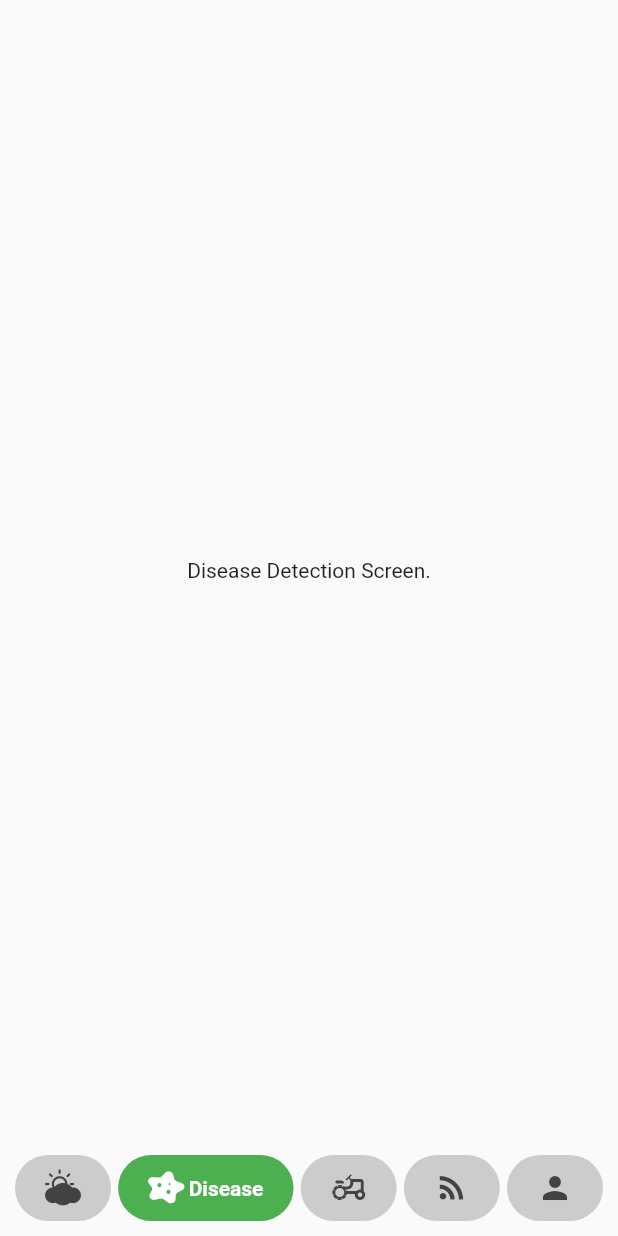
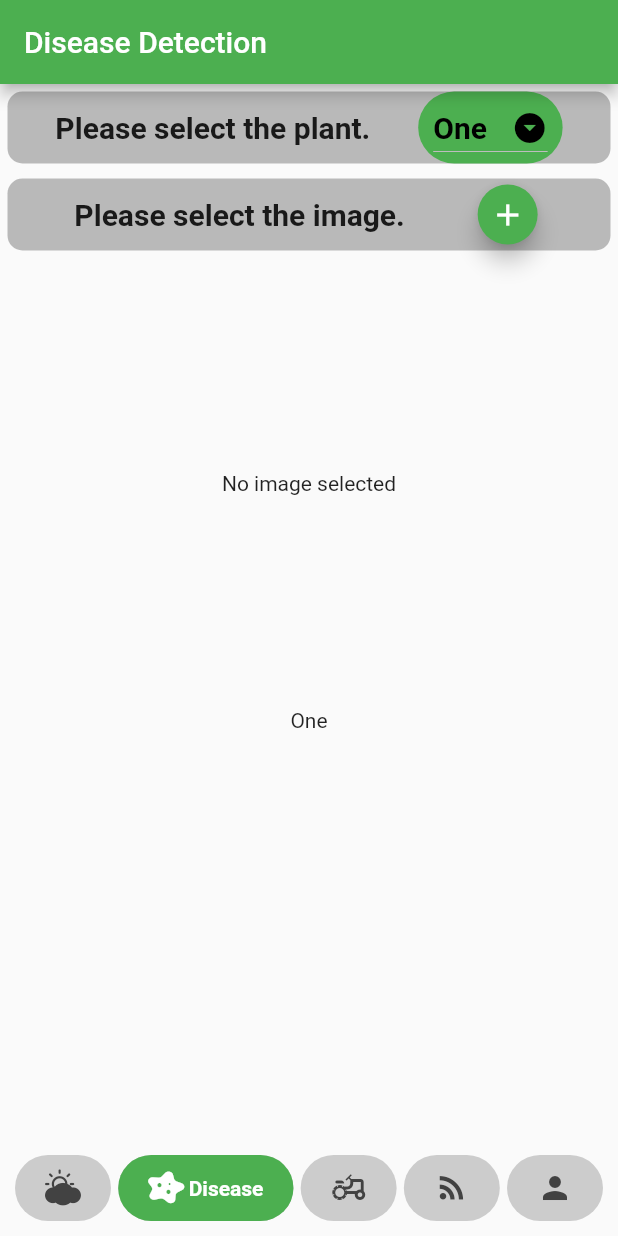
Before and after one commit to rohitsoniinfo/agro-tech, a Flutter app: the screen it shows after launch, item 2 of the bottom bar chosen, on a phone screen of 412 x 824 dp. Run offline on Flutter 3.47's test engine with Material 2 defaults, Android fonts, the phone set to English and light mode, and no system bars; drawn by our look-alikes of google_nav_bar; our stand-ins replace image_picker.

Commit message:
disease screen ui created.

```diff
--- a/app/lib/Screens/diseaseDetection.dart
+++ b/app/lib/Screens/diseaseDetection.dart
@@ -1,19 +1,176 @@
 import 'package:flutter/material.dart';
+import 'package:flutter/services.dart';
+import 'package:image_picker/image_picker.dart';
+import 'dart:io';
+
 class diseaseDetection extends StatefulWidget {
   const diseaseDetection({Key? key}) : super(key: key);
-
   @override
   State<diseaseDetection> createState() => _diseaseDetectionState();
 }
-
+const List<String> list = <String>['One', 'Two', 'Three', 'Four'];
 class _diseaseDetectionState extends State<diseaseDetection> {
   @override
+  String dropdownValue = list.first;
+  String pathValue='';
+  File? image;
+  Future pickImage(ImageSource source) async {
+    try {
+      final image = await ImagePicker().pickImage(source: source);
+      if(image == null) return;
+      final imageTemp = File(image.path);
+      setState(() {
+        this.image = imageTemp;
+        //print(imageTemp);
+      });
+    } on PlatformException catch(e) {
+      print('Failed to pick image: $e');
+    }
+  }
+
   Widget build(BuildContext context) {
-    return Container(
-      child: Center(
-        child: Text(
-          'Disease Detection Screen.',
+    return Scaffold(
+      appBar: AppBar(
+        backgroundColor: Colors.green,
+        title: Text(
+          'Disease Detection',
         ),
+      ),
+      body: Column(
+        children: [
+          Container(
+            margin: EdgeInsets.all(5),
+            decoration: BoxDecoration(
+              shape: BoxShape.rectangle,
+              borderRadius: BorderRadius.circular(10),
+              color: Colors.black26,
+            ),
+            child: Row(
+              mainAxisAlignment: MainAxisAlignment.spaceEvenly,
+              children: [
+                Text(
+                  'Please select the plant.',
+                  style: TextStyle(fontSize: 20, fontWeight: FontWeight.bold),
+                ),
+                Container(
+                  decoration: BoxDecoration(
+                    color: Colors.green,
+                    borderRadius: BorderRadius.circular(50),
+                  ),
+                  child: Padding(
+                    padding: const EdgeInsets.fromLTRB(10, 0, 10, 0),
+                    child: DropdownButton<String>(
+                      value: dropdownValue,
+                      //isExpanded: true,
+                      icon: const Icon(Icons.arrow_drop_down_circle,color: Colors.black,),
+                      elevation: 16,
+                      style: const TextStyle(
+                        fontWeight: FontWeight.bold,
+                          color: Colors.black,
+                        fontSize: 20,
+                      ),
+                      // underline: Container(
+                      //   height: 1,
+                      //   color: Colors.black,
+                      // ),
+                      onChanged: (String? value) {
+                        // This is called when the user selects an item.
+                        setState(() {
+                          dropdownValue = value!;
+                          print(dropdownValue);
+                        });
+                      },
+                      items: list.map<DropdownMenuItem<String>>((String value) {
+                        return DropdownMenuItem<String>(
+                          value: value,
+                          child: Text(value),
+                        );
+                      }).toList(),
+                    ),
+                  ),
+                ),
+              ],
+            ),
+          ),
+          Container(
+            margin: EdgeInsets.all(5),
+            decoration: BoxDecoration(
+              shape: BoxShape.rectangle,
+              borderRadius: BorderRadius.circular(10),
+              color: Colors.black26,
+            ),
+            child: Row(
+              mainAxisAlignment: MainAxisAlignment.spaceEvenly,
+              children: [
+                Text(
+                  'Please select the image.',
+                  style: TextStyle(fontSize: 20, fontWeight: FontWeight.bold),
+                ),
+                FloatingActionButton(
+                  mini: true,
+                  backgroundColor: Colors.green,
+                  onPressed: () {
+                    showModalBottomSheet(
+                      context: context,
+                      builder: (context) {
+                        return Column(
+                          mainAxisSize: MainAxisSize.min,
+                          children: <Widget>[
+                            ListTile(
+                              leading: Icon(Icons.photo_library),
+                              title: Text('Pick from gallery'),
+                              onTap: () {
+                                pickImage(ImageSource.gallery);
+                                pathValue=image!.path;
+                                Navigator.pop(context);
+                              },
+                            ),
+                            ListTile(
+                              leading: Icon(Icons.photo_camera),
+                              title: Text('Take a picture'),
+                              onTap: () {
+                                pickImage(ImageSource.camera);
+                                pathValue=image!.path;
+                                Navigator.pop(context);
+                              },
+                            ),
+                          ],
+                        );
+                      },
+                    );
+                  },
+                  child: Icon(Icons.add),
+                ),
+              ],
+            ),
+          ),
+          Container(
+            width: 500,
+            height: 300,
+            child: Center(
+              child: image == null
+                  ? Text('No image selected')
+                  : Container(
+                decoration: BoxDecoration(
+                    image: DecorationImage(
+                        image:FileImage(
+                            File(
+                              image!.path,
+                            )
+                        )
+                    )
+                ),
+              ),
+              // Image(
+              //   image: FileImage(
+              //       File(pickedFile!.path)
+              //   ),
+              // ),
+            ),
+          ),
+          Text(dropdownValue),
+          Text(pathValue),
+        ],
       ),
     );
   }
--- a/app/lib/Screens/weatherScreen.dart
+++ b/app/lib/Screens/weatherScreen.dart
@@ -1,11 +1,9 @@
 import 'package:flutter/material.dart';
 class weatherScreen extends StatefulWidget {
   const weatherScreen({Key? key}) : super(key: key);
-
   @override
   State<weatherScreen> createState() => _weatherScreenState();
 }
-
 class _weatherScreenState extends State<weatherScreen> {
   @override
   Widget build(BuildContext context) {
--- a/app/lib/main.dart
+++ b/app/lib/main.dart
@@ -3,6 +3,7 @@ import 'package:flutter/material.dart';
 import 'package:app/Components/bottomNavigationBar.dart';
 import 'package:app/Screens/marketplace.dart';
 import 'package:app/Screens/AlllScreens.dart';
+
 void main() {
   runApp(MyApp());
 }
--- a/app/pubspec.yaml
+++ b/app/pubspec.yaml
@@ -37,6 +37,7 @@ dependencies:
   # Use with the CupertinoIcons class for iOS style icons.
   cupertino_icons: ^1.0.2
   google_nav_bar: ^5.0.6
+  image_picker: ^0.8.7
 
 dev_dependencies:
   flutter_test:
```
Also changed, not shown: app/pubspec.lock, 1 other file.
